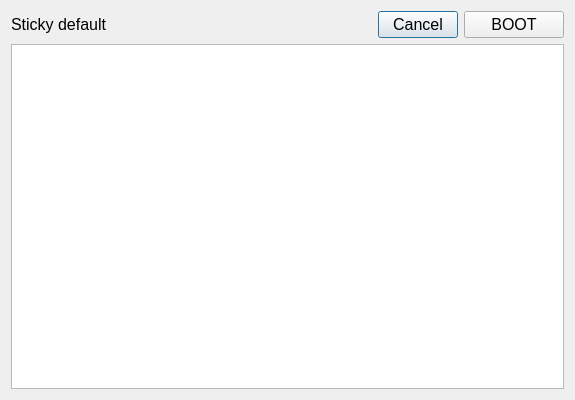
Above: recovery/bootselectiondialog.ui from procount/pinn before the change. Below: the same form after it.
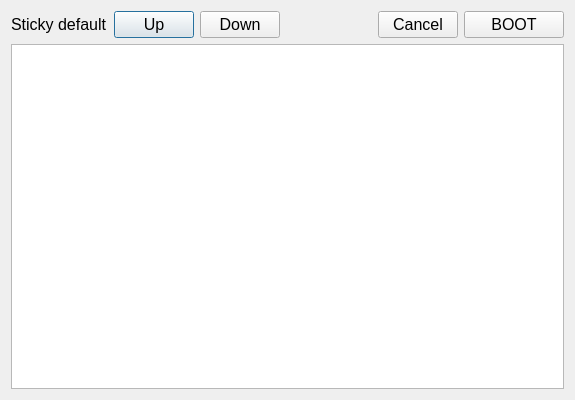
That is the form after the change. Icons and pictures are not drawn.

Diff of the .ui file:
```diff
--- a/recovery/bootselectiondialog.ui
+++ b/recovery/bootselectiondialog.ui
@@ -39,6 +39,28 @@
          </property>
         </widget>
        </item>
+       <item>
+        <widget class="QPushButton" name="pb_Up">
+         <property name="text">
+          <string>Up</string>
+         </property>
+         <property name="icon">
+          <iconset resource="icons.qrc">
+           <normaloff>:/icons/up.png</normaloff>:/icons/up.png</iconset>
+         </property>
+        </widget>
+       </item>
+       <item>
+        <widget class="QPushButton" name="pb_Down">
+         <property name="text">
+          <string>Down</string>
+         </property>
+         <property name="icon">
+          <iconset resource="icons.qrc">
+           <normaloff>:/icons/down.png</normaloff>:/icons/down.png</iconset>
+         </property>
+        </widget>
+       </item>
        <item>
         <widget class="QDialogButtonBox" name="buttonBox">
          <property name="focusPolicy">
```
Left out of the diff: 4 changed lines with no effect on the pictures.
